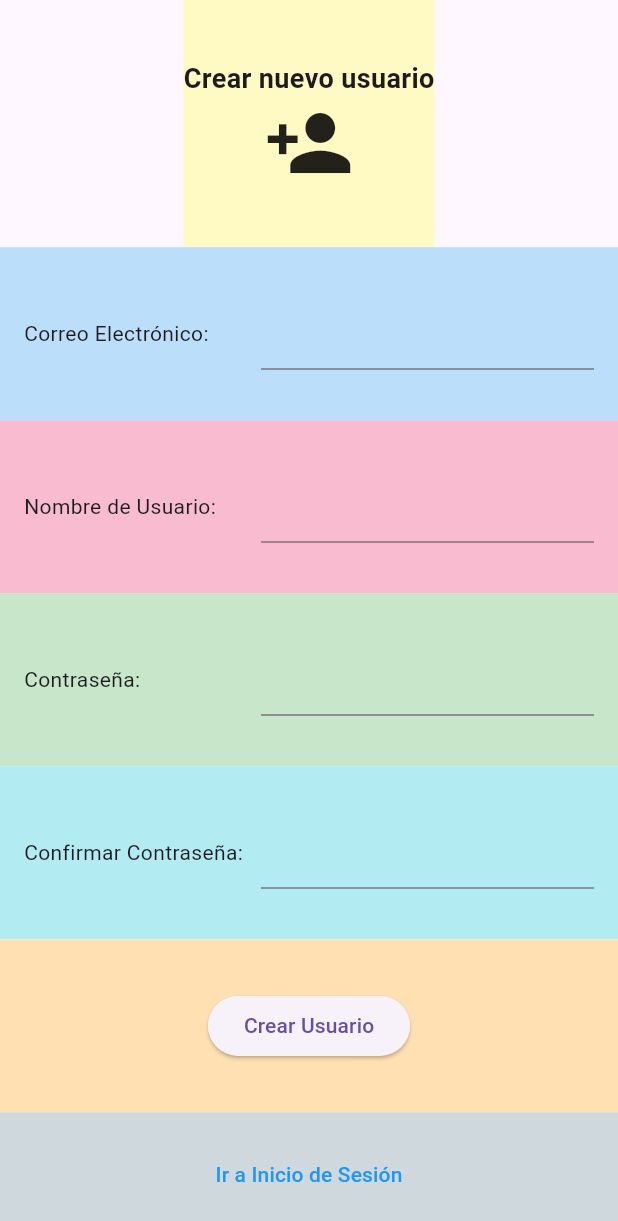
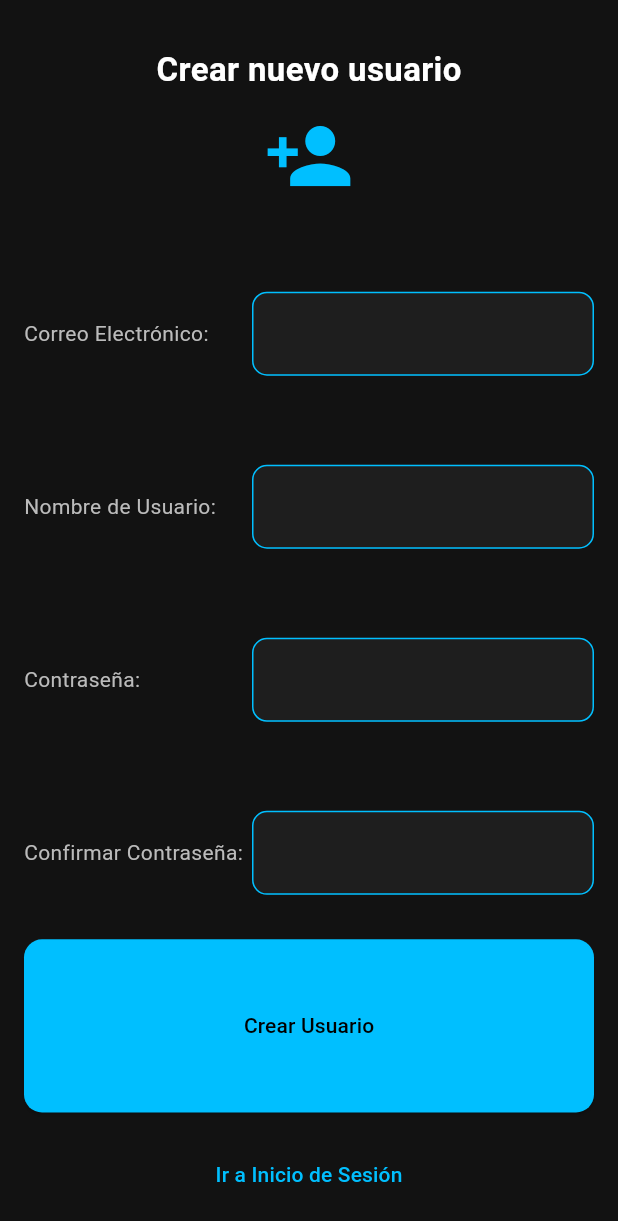
Before and after one commit to Alexander3150/proyecto_final_pocketplan, a Flutter app: the screen it shows after launch, on a phone screen of 412 x 824 dp. Shown: the top 1221 px of the screen. Run offline on Flutter 3.47's test engine with Material 3 defaults, Android fonts, the phone set to English and light mode, and no system bars.

Commit message:
Segundo diseño de pantalla crear usuario

```diff
--- a/flutter_pocketplan/lib/pages/crear_usuario_page.dart
+++ b/flutter_pocketplan/lib/pages/crear_usuario_page.dart
@@ -3,94 +3,115 @@ import 'package:flutter/material.dart';
 class CrearUsuarioScreen extends StatelessWidget {
   const CrearUsuarioScreen({super.key});
 
+  final Color fondoOscuro = const Color(0xFF121212);
+  final Color celeste = const Color(0xFF00BFFF); // DeepSkyBlue
+  final Color grisClaro = const Color(0xFFBBBBBB);
+  final Color fondoCajaTexto = const Color(0xFF1E1E1E);
+
   @override
   Widget build(BuildContext context) {
-    return Column(
+    return Scaffold(
+      backgroundColor: fondoOscuro,
+      body: SafeArea(
+        child: Column(
           children: [
-        // Fila 1 - Imagen (20%)
+            // Título
             Expanded(
               flex: 20,
               child: Container(
-            color: Colors.yellow[100],
+                padding: const EdgeInsets.all(16),
                 child: Column(
                   mainAxisAlignment: MainAxisAlignment.center,
-              children: const [
-                Text(
+                  children: [
+                    const Text(
                       'Crear nuevo usuario',
-                  style: TextStyle(fontSize: 18, fontWeight: FontWeight.bold),
+                      style: TextStyle(
+                        fontSize: 22,
+                        fontWeight: FontWeight.bold,
+                        color: Colors.white,
                       ),
-                Icon(Icons.person_add, size: 60),
+                    ),
+                    const SizedBox(height: 12),
+                    Icon(Icons.person_add, size: 60, color: celeste),
                   ],
                 ),
               ),
             ),
-        // Fila 2 - Correo electrónico
-        Expanded(
-          flex: 14,
-          child: buildInputRow('Correo Electrónico:', Colors.blue[100]!),
-        ),
-        // Fila 3 - Nombre de usuario
-        Expanded(
-          flex: 14,
-          child: buildInputRow('Nombre de Usuario:', Colors.pink[100]!),
-        ),
-        // Fila 4 - Contraseña
-        Expanded(
-          flex: 14,
-          child: buildInputRow('Contraseña:', Colors.green[100]!),
-        ),
-        // Fila 5 - Confirmar Contraseña
-        Expanded(
-          flex: 14,
-          child: buildInputRow('Confirmar Contraseña:', Colors.cyan[100]!),
-        ),
-        // Fila 6 - Botón principal
+            // Campos de entrada
+            Expanded(flex: 14, child: buildInputRow('Correo Electrónico:')),
+            Expanded(flex: 14, child: buildInputRow('Nombre de Usuario:')),
+            Expanded(flex: 14, child: buildInputRow('Contraseña:', obscure: true)),
+            Expanded(flex: 14, child: buildInputRow('Confirmar Contraseña:', obscure: true)),
+            // Botón principal
             Expanded(
               flex: 14,
               child: Container(
-            color: Colors.orange[100],
-            child: Center(
+                padding: const EdgeInsets.symmetric(horizontal: 16),
                 child: ElevatedButton(
                   onPressed: () {},
+                  style: ElevatedButton.styleFrom(
+                    backgroundColor: celeste,
+                    foregroundColor: Colors.black,
+                    shape: RoundedRectangleBorder(
+                      borderRadius: BorderRadius.circular(12),
+                    ),
+                    minimumSize: const Size.fromHeight(50),
+                  ),
                   child: const Text('Crear Usuario'),
                 ),
               ),
             ),
-        ),
-        // Fila 7 - Botón texto
+            // Enlace
             Expanded(
               flex: 10,
-          child: Container(
-            color: Colors.blueGrey[100],
-            child: Center(
               child: TextButton(
                 onPressed: () {},
-                child: const Text(
+                child: Text(
                   'Ir a Inicio de Sesión',
-                  style: TextStyle(color: Colors.blue),
-                ),
-              ),
+                  style: TextStyle(color: celeste),
                 ),
               ),
             ),
           ],
+        ),
+      ),
     );
   }
 
-  static Widget buildInputRow(String label, Color color) {
+  Widget buildInputRow(String label, {bool obscure = false}) {
     return Container(
-      color: color,
       padding: const EdgeInsets.symmetric(horizontal: 16.0),
       child: Row(
         children: [
           Expanded(
             flex: 4,
-            child: Text(label),
+            child: Text(
+              label,
+              style: const TextStyle(color: Color(0xFFBBBBBB)), // gris claro
             ),
-          const SizedBox(width: 10),
+          ),
           Expanded(
             flex: 6,
-            child: const TextField(),
+            child: TextField(
+              obscureText: obscure,
+              style: const TextStyle(color: Colors.white),
+              decoration: InputDecoration(
+                filled: true,
+                fillColor: Color(0xFF1E1E1E), // gris oscuro
+                border: OutlineInputBorder(
+                  borderRadius: BorderRadius.circular(10),
+                  borderSide: const BorderSide(color: Color(0xFF00BFFF)), // celeste
+                ),
+                enabledBorder: OutlineInputBorder(
+                  borderRadius: BorderRadius.circular(10),
+                  borderSide: const BorderSide(color: Color(0xFF00BFFF)),
+                ),
+                focusedBorder: OutlineInputBorder(
+                  borderRadius: BorderRadius.circular(10),
+                  borderSide: const BorderSide(color: Colors.white),
+                ),
+              ),
+            ),
           ),
         ],
       ),
```
Lines whose indentation alone changed are shown as unchanged.
